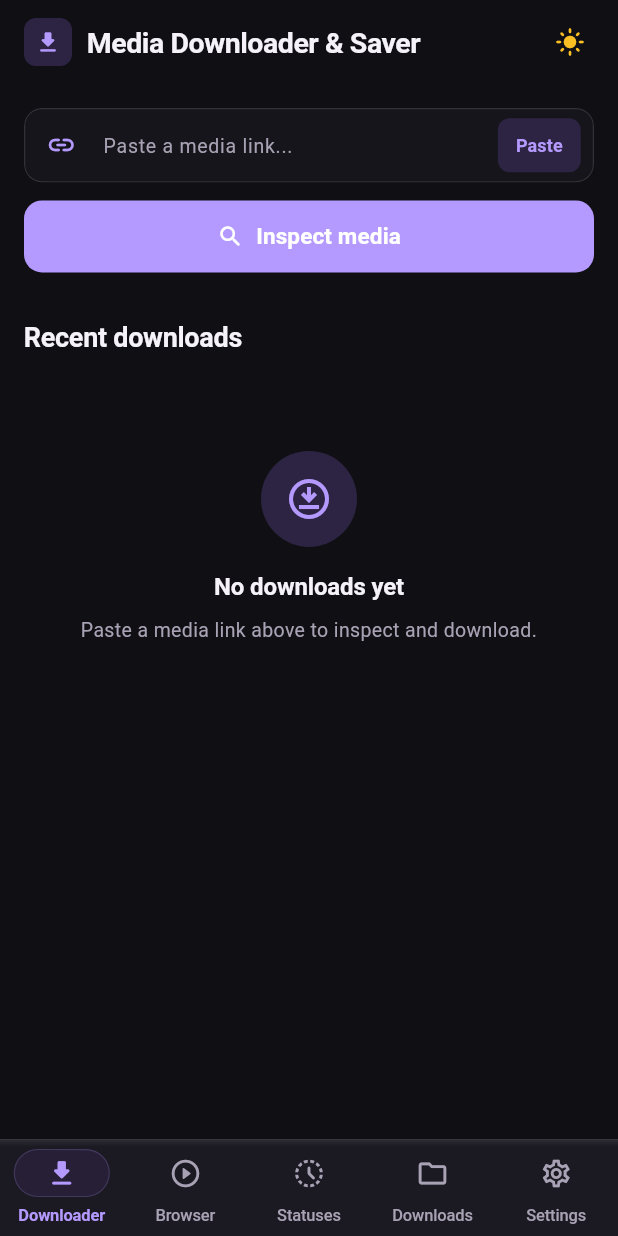
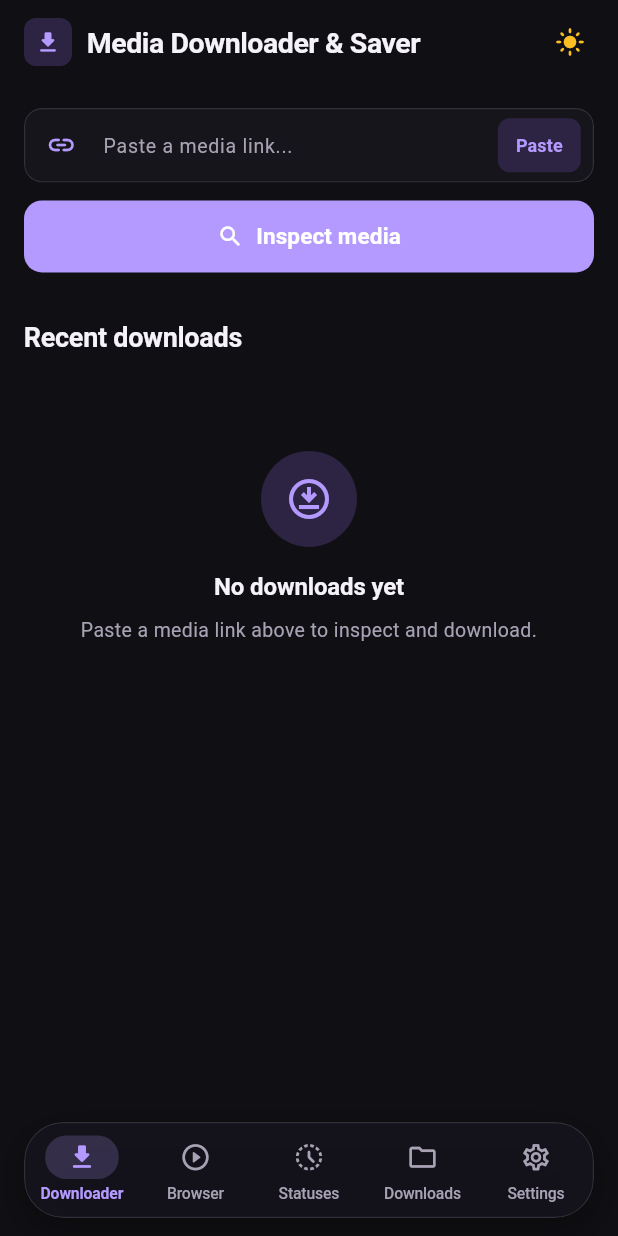
Before and after one commit to kachakaran6/videodownloader, a Flutter app: the screen it shows after launch, on a phone screen of 412 x 824 dp. Run offline on Flutter 3.47's test engine with Material 3 defaults, Android fonts, the phone set to English and light mode, and no system bars; our stand-ins replace cached_network_image, flutter_animate, flutter_riverpod, open_filex, share_plus, shared_preferences and 2 more; missing offline and left inert: youtube_explode_dart.

Commit message:
feat(navigation): replace footer with floating Liquid Glass capsule navigation

```diff
--- a/lib/core/widgets/app_bottom_nav_bar.dart
+++ b/lib/core/widgets/app_bottom_nav_bar.dart
@@ -4,13 +4,14 @@ import '../config/app_config.dart';
 import '../theme/app_colors.dart';
 import '../theme/liquid_glass_tokens.dart';
 
-/// Centralized Liquid Glass Bottom Navigation Bar.
+/// Refined Floating Liquid Glass Bottom Navigation Bar.
 ///
 /// Features:
-/// - Translucent glass surface with ImageFilter.blur backdrop diffusion
-/// - Dual-layer specular highlight on the upper edge
-/// - 5 equally spaced destinations with fixed layout
-/// - Subtle translucent capsule active indicator
+/// - Compact floating pill silhouette elevated above the background
+/// - Subtle translucent fill with BackdropFilter blur diffusion
+/// - Fine edge hairline border without heavy metallic borders
+/// - 5 perfectly balanced destinations with fixed, stable dimensions
+/// - Restrained active capsule indicator with smooth transitions
 /// - System gesture navigation and bottom display insets handling
 class AppBottomNavBar extends StatelessWidget {
   final int currentIndex;
@@ -25,131 +26,176 @@ class AppBottomNavBar extends StatelessWidget {
   @override
   Widget build(BuildContext context) {
     final isDark = LiquidGlassTokens.isDark(context);
-    final surfaceColor = LiquidGlassTokens.surface(context, elevated: true);
-    final borderColor = LiquidGlassTokens.border(context);
     final isReduced = LiquidGlassTokens.isReducedEffects(context);
 
-    Widget navBar = Container(
+    final destinations = [
+      _NavDestination(
+        icon: Icons.download_outlined,
+        selectedIcon: Icons.download_rounded,
+        label: 'Downloader',
+      ),
+      _NavDestination(
+        icon: Icons.play_circle_outline_rounded,
+        selectedIcon: Icons.play_circle_rounded,
+        label: AppConfig.isPlayStoreBuild ? 'Player' : 'Browser',
+      ),
+      _NavDestination(
+        icon: Icons.history_toggle_off_rounded,
+        selectedIcon: Icons.history_rounded,
+        label: 'Statuses',
+      ),
+      _NavDestination(
+        icon: Icons.folder_outlined,
+        selectedIcon: Icons.folder_rounded,
+        label: 'Downloads',
+      ),
+      _NavDestination(
+        icon: Icons.settings_outlined,
+        selectedIcon: Icons.settings_rounded,
+        label: 'Settings',
+      ),
+    ];
+
+    final pillBorderRadius = BorderRadius.circular(26);
+
+    Widget navContent = Container(
+      height: 64,
       decoration: BoxDecoration(
-        color: surfaceColor,
-        border: Border(
-          top: BorderSide(
-            color: borderColor,
-            width: 1.0,
+        color: isDark ? const Color(0x9E181622) : const Color(0xEAFFFFFF),
+        borderRadius: pillBorderRadius,
+        border: Border.all(
+          color: isDark ? const Color(0x1FFFFFFF) : const Color(0x2E7045E8),
+          width: 0.8,
         ),
       ),
+      child: Row(
+        children: destinations.asMap().entries.map((entry) {
+          final index = entry.key;
+          final dest = entry.value;
+          final isSelected = currentIndex == index;
+
+          return Expanded(
+            child: _NavBarItem(
+              destination: dest,
+              isSelected: isSelected,
+              isDark: isDark,
+              onTap: () => onDestinationSelected(index),
             ),
-      child: Stack(
-        children: [
-          // Subtle top-edge glass specular highlight
-          Positioned(
-            top: 0,
-            left: 0,
-            right: 0,
-            height: 18,
-            child: IgnorePointer(
-              child: Container(
+          );
+        }).toList(),
+      ),
+    );
+
+    Widget floatingPill = Container(
+      margin: const EdgeInsets.fromLTRB(16, 0, 16, 12),
       decoration: BoxDecoration(
-                  gradient: LiquidGlassTokens.specularGradient(context),
+        borderRadius: pillBorderRadius,
+        boxShadow: [
+          BoxShadow(
+            color: Colors.black.withValues(alpha: isDark ? 0.35 : 0.08),
+            blurRadius: 20,
+            offset: const Offset(0, 8),
+          ),
+        ],
+      ),
+      child: isReduced
+          ? ClipRRect(
+              borderRadius: pillBorderRadius,
+              child: navContent,
+            )
+          : ClipRRect(
+              borderRadius: pillBorderRadius,
+              child: BackdropFilter(
+                filter: ImageFilter.blur(
+                  sigmaX: LiquidGlassTokens.blurElevated,
+                  sigmaY: LiquidGlassTokens.blurElevated,
+                ),
+                child: navContent,
               ),
             ),
+    );
+
+    return SafeArea(
+      top: false,
+      child: floatingPill,
+    );
+  }
+}
+
+class _NavDestination {
+  final IconData icon;
+  final IconData selectedIcon;
+  final String label;
+
+  const _NavDestination({
+    required this.icon,
+    required this.selectedIcon,
+    required this.label,
+  });
+}
+
+class _NavBarItem extends StatelessWidget {
+  final _NavDestination destination;
+  final bool isSelected;
+  final bool isDark;
+  final VoidCallback onTap;
+
+  const _NavBarItem({
+    required this.destination,
+    required this.isSelected,
+    required this.isDark,
+    required this.onTap,
+  });
+
+  @override
+  Widget build(BuildContext context) {
+    final activeColor = AppColors.primaryOf(context);
+    final inactiveColor = isDark ? const Color(0xFFA8A2B4) : const Color(0xFF777184);
+
+    return Material(
+      color: Colors.transparent,
+      child: Tooltip(
+        message: destination.label,
+        child: InkWell(
+          onTap: onTap,
+          borderRadius: BorderRadius.circular(20),
+          splashColor: activeColor.withValues(alpha: 0.1),
+          highlightColor: Colors.transparent,
+        child: Column(
+          mainAxisAlignment: MainAxisAlignment.center,
+          children: [
+            AnimatedContainer(
+              duration: LiquidGlassTokens.durationFast,
+              curve: LiquidGlassTokens.curveDefault,
+              padding: const EdgeInsets.symmetric(horizontal: 14, vertical: 4),
+              decoration: BoxDecoration(
+                color: isSelected
+                    ? (isDark ? const Color(0x33B49AFF) : const Color(0x247045E8))
+                    : Colors.transparent,
+                borderRadius: BorderRadius.circular(14),
+              ),
+              child: Icon(
+                isSelected ? destination.selectedIcon : destination.icon,
+                size: 21,
+                color: isSelected ? activeColor : inactiveColor,
               ),
             ),
-          SafeArea(
-            top: false,
-            child: NavigationBarTheme(
-              data: NavigationBarThemeData(
-                height: 64,
-                labelBehavior: NavigationDestinationLabelBehavior.alwaysShow,
-                indicatorColor: isDark
-                    ? AppColors.primaryContainerDark.withValues(alpha: 0.6)
-                    : AppColors.primaryContainerLight.withValues(alpha: 0.8),
-                indicatorShape: RoundedRectangleBorder(
-                  borderRadius: BorderRadius.circular(16),
-                  side: BorderSide(
-                    color: isDark
-                        ? const Color(0x33B69AFF)
-                        : const Color(0x4D6D3FE8),
-                    width: 0.75,
-                  ),
-                ),
-                labelTextStyle: WidgetStateProperty.resolveWith((states) {
-                  final isSelected = states.contains(WidgetState.selected);
-                  return TextStyle(
-                    fontSize: 11,
+            const SizedBox(height: 2),
+            Text(
+              destination.label,
+              maxLines: 1,
+              overflow: TextOverflow.ellipsis,
+              style: TextStyle(
+                fontSize: 10.5,
                 fontWeight: isSelected ? FontWeight.w600 : FontWeight.w500,
                 letterSpacing: -0.1,
-                    color: isSelected
-                        ? AppColors.primaryOf(context)
-                        : AppColors.textSecondary(context),
-                  );
-                }),
-                iconTheme: WidgetStateProperty.resolveWith((states) {
-                  final isSelected = states.contains(WidgetState.selected);
-                  return IconThemeData(
-                    size: 22,
-                    color: isSelected
-                        ? AppColors.primaryOf(context)
-                        : AppColors.textSecondary(context),
-                  );
-                }),
+                color: isSelected ? activeColor : inactiveColor,
               ),
-              child: NavigationBar(
-                selectedIndex: currentIndex,
-                onDestinationSelected: onDestinationSelected,
-                backgroundColor: Colors.transparent,
-                elevation: 0,
-                destinations: [
-                  const NavigationDestination(
-                    icon: Icon(Icons.download_outlined),
-                    selectedIcon: Icon(Icons.download_rounded),
-                    label: 'Downloader',
-                    tooltip: 'Downloader',
-                  ),
-                  NavigationDestination(
-                    icon: const Icon(Icons.play_circle_outline_rounded),
-                    selectedIcon: const Icon(Icons.play_circle_rounded),
-                    label: AppConfig.isPlayStoreBuild ? 'Player' : 'Browser',
-                    tooltip: AppConfig.isPlayStoreBuild ? 'Player' : 'YouTube Browser',
-                  ),
-                  const NavigationDestination(
-                    icon: Icon(Icons.history_toggle_off_rounded),
-                    selectedIcon: Icon(Icons.history_rounded),
-                    label: 'Statuses',
-                    tooltip: 'WhatsApp Statuses',
-                  ),
-                  const NavigationDestination(
-                    icon: Icon(Icons.folder_outlined),
-                    selectedIcon: Icon(Icons.folder_rounded),
-                    label: 'Downloads',
-                    tooltip: 'Downloads',
-                  ),
-                  const NavigationDestination(
-                    icon: Icon(Icons.settings_outlined),
-                    selectedIcon: Icon(Icons.settings_rounded),
-                    label: 'Settings',
-                    tooltip: 'Settings',
             ),
           ],
         ),
       ),
     ),
-        ],
-      ),
-    );
-
-    if (isReduced) {
-      return navBar;
-    }
-
-    return ClipRect(
-      child: BackdropFilter(
-        filter: ImageFilter.blur(
-          sigmaX: LiquidGlassTokens.blurElevated,
-          sigmaY: LiquidGlassTokens.blurElevated,
-        ),
-        child: navBar,
-      ),
   );
 }
 }
```
Lines whose indentation alone changed are shown as unchanged.
